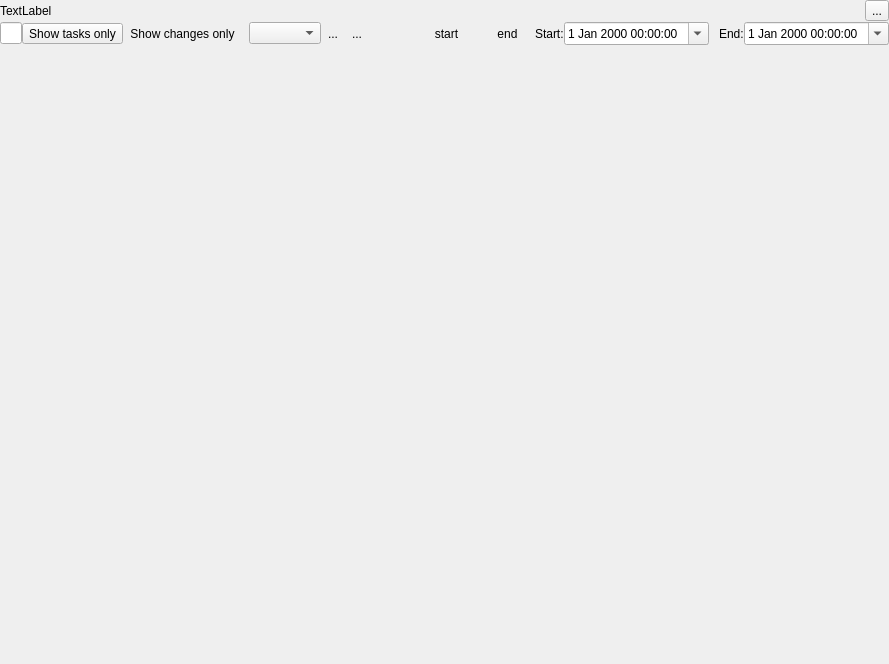
First picture: the form in Viewer/ecflowUI/src/TimelineWidget.ui, repository ecmwf/ecflow, before the edit.
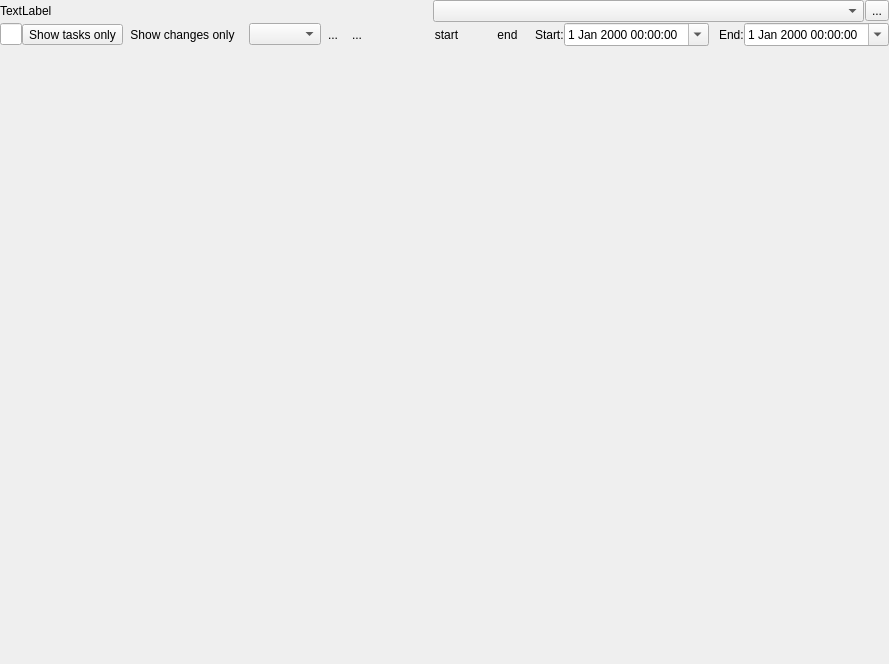
Second picture: the form after the edit. Icons and pictures are not drawn. Custom widgets are drawn as their Qt base class.

Diff of the .ui file:
```diff
--- a/Viewer/ecflowUI/src/TimelineWidget.ui
+++ b/Viewer/ecflowUI/src/TimelineWidget.ui
@@ -38,6 +38,9 @@
        </property>
       </widget>
      </item>
+     <item>
+      <widget class="QComboBox" name="modeCombo"/>
+     </item>
      <item>
       <widget class="QToolButton" name="reloadTb">
        <property name="text">
```
